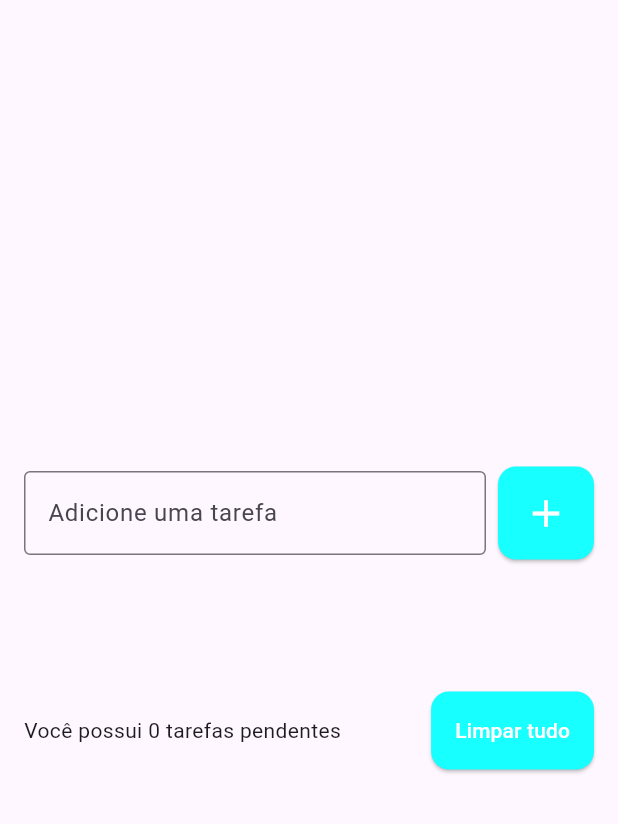
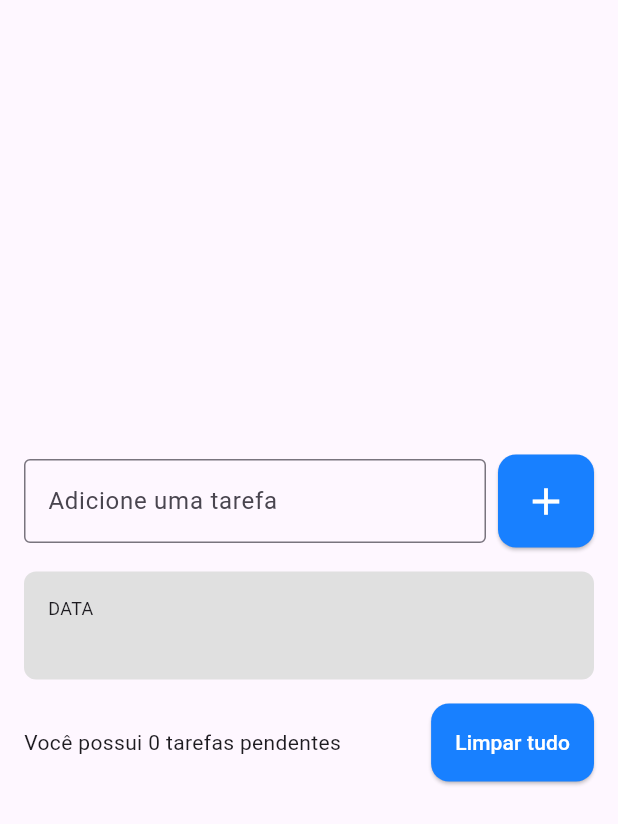
Before and after one commit to BrunoSilva31/ToDo_List, a Flutter app: the screen it shows after launch, after a tap on the "add" icon, on a phone screen of 412 x 824 dp. Shown: the top 824 px of the screen. Run offline on Flutter 3.47's test engine with Material 3 defaults, Android fonts, the phone set to English and light mode, and no system bars.

Commit message:
todo_list_item

```diff
--- a/lib/pages/todo_list_page.dart
+++ b/lib/pages/todo_list_page.dart
@@ -1,6 +1,7 @@
 // ignore_for_file: must_be_immutable
 
 import 'package:flutter/material.dart';
+import 'package:todo_list/widgets/todo_list_item.dart';
 
 class ToDoListPage extends StatefulWidget {
   ToDoListPage({super.key});
@@ -58,7 +59,7 @@ class _ToDoListPageState extends State<ToDoListPage> {
                     },
 
                     style: ElevatedButton.styleFrom(
-                      backgroundColor: Colors.cyanAccent,
+                      backgroundColor: const Color.fromARGB(255, 24, 128, 255),
                       padding: EdgeInsets.all(16),
                       shape: RoundedRectangleBorder(
                         borderRadius: BorderRadius.circular(12),
@@ -84,13 +85,9 @@ class _ToDoListPageState extends State<ToDoListPage> {
                   children: [
 
                     for(String item in todo)
-                      ListTile(
-                      title: Text(item),
-
-                      onTap: () {
-                        print("Tarefa: $item");
-                      },
-                    ),
+                      TodoListItem(
+                        title: item,
+                      ),
 
                   ],
                 ),
@@ -109,7 +106,7 @@ class _ToDoListPageState extends State<ToDoListPage> {
 
                     ElevatedButton(onPressed: (){},
                       style: ElevatedButton.styleFrom(
-                      backgroundColor: Colors.cyanAccent,
+                      backgroundColor: Color.fromARGB(255, 24, 128, 255),
                       padding: const EdgeInsets.all(16),
                       shape: RoundedRectangleBorder(
                         borderRadius: BorderRadius.circular(12),
--- /dev/null
+++ b/lib/widgets/todo_list_item.dart
@@ -0,0 +1,40 @@
+import 'package:flutter/material.dart';
+
+class TodoListItem extends StatelessWidget {
+  const TodoListItem({super.key, required this.title});
+
+  final String title;
+
+  @override
+  Widget build(BuildContext context) {
+
+    return Container(
+
+      decoration: BoxDecoration(
+        color: Colors.grey[300],
+        borderRadius: BorderRadius.circular(8),
+      ),
+
+      padding: const EdgeInsets.all(16),
+
+      child: Column(
+        crossAxisAlignment: CrossAxisAlignment.start,
+
+        children: [
+          Text('DATA',
+          style: TextStyle(
+            fontSize: 12,
+            ),
+          ),
+
+          Text(title,
+          style: TextStyle(
+            fontSize: 16,
+            fontWeight: FontWeight.w700,
+          ),
+          ),
+        ],
+      ),
+    );
+  }
+}
```
